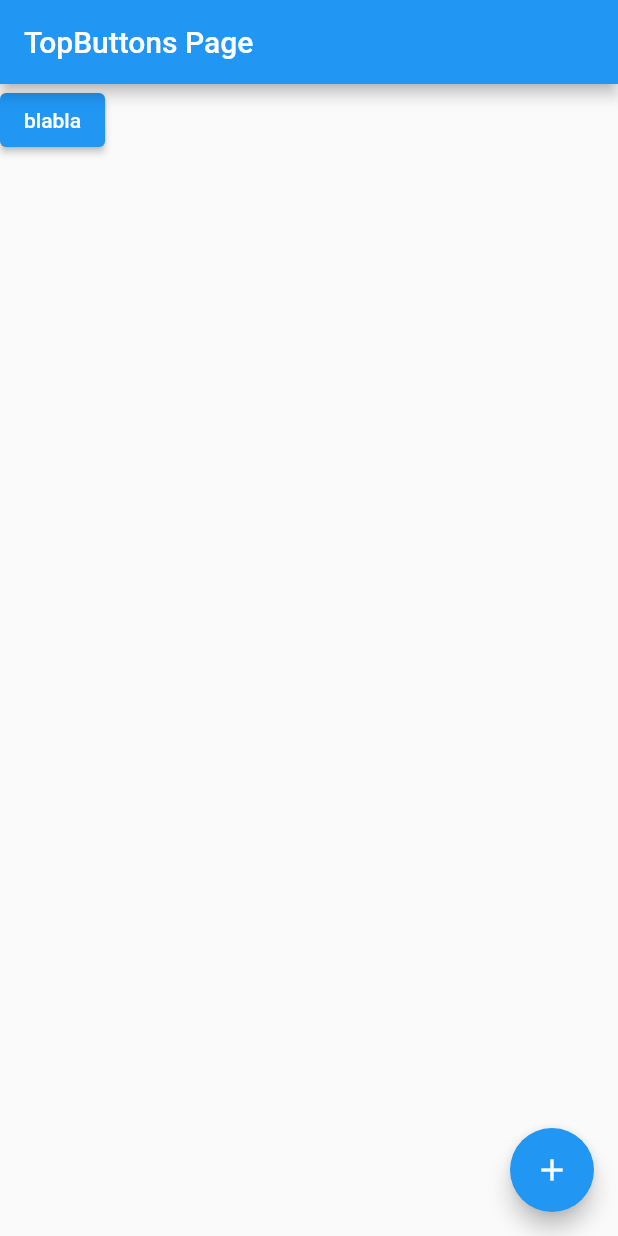
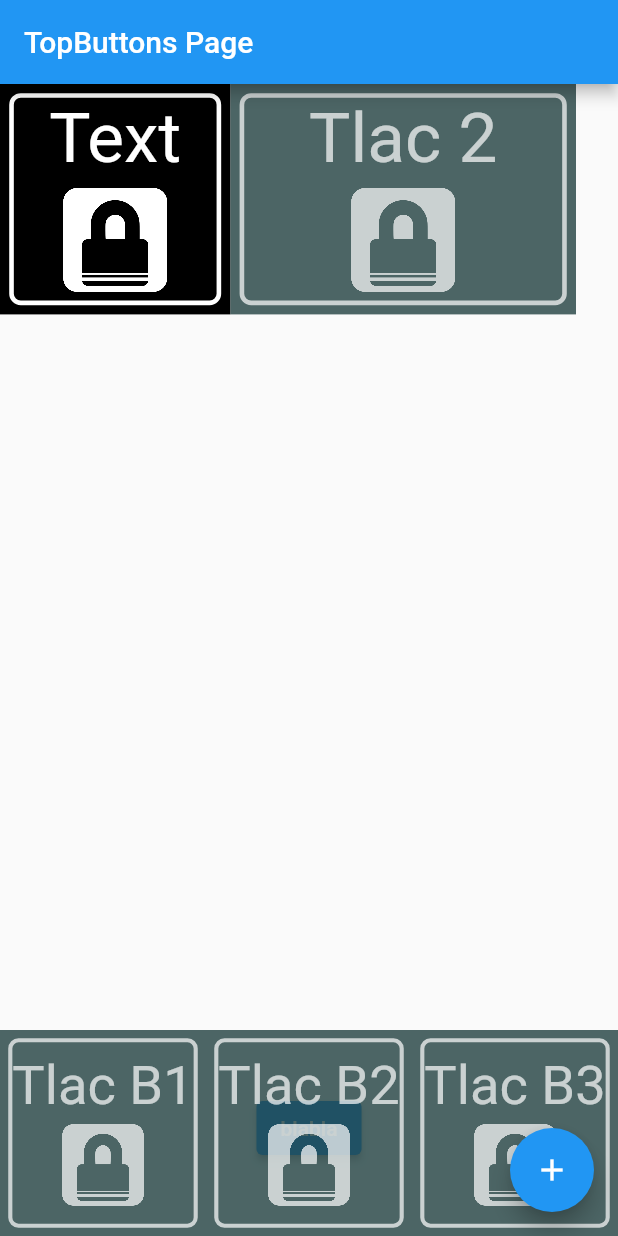
Before and after one commit to milos-prochazka/top_button, a Flutter app: the screen it shows after launch, after a tap on "blabla", on a phone screen of 412 x 824 dp. Run offline on Flutter 3.47's test engine with Material 2 defaults, Android fonts, the light colour scheme and no system bars; missing offline and left inert: lifecycle.

Commit message:
tlacitko na pozadi

```diff
--- a/lib/main.dart
+++ b/lib/main.dart
@@ -94,10 +94,23 @@ class _MyHomePageState extends State<MyHomePage> with LifecycleAware, LifecycleM
             (
               children:
               [
-                ElevatedButton
+                Align
                 (
-                  child: Text('blabla'),
-                  onPressed: () {},
+                  alignment: Alignment.bottomCenter,
+                  heightFactor: 15,
+                  child: ElevatedButton
+                  (
+                    child: Container
+                    (
+                      //height: 200,
+                      //width: 300,
+                      child: Text('blabla'),
+                    ),
+                    onPressed: ()
+                    {
+                      topButtons?.control.visible = !(topButtons?.control.visible ?? true);
+                    },
+                  )
                 ),
                 _buildBody(context)
               ]
@@ -122,7 +135,7 @@ class _MyHomePageState extends State<MyHomePage> with LifecycleAware, LifecycleM
     binderState = PropertyBinderState.createOrChange(PropertyBinder.of(context), binderState);
     binderState!.setOnChange
     (
-'cnt', (binder, property)
+      'cnt', (binder, property)
       {
         print('cnt = ${property.value as double}');
       }
```
Also changed, not shown: lib/PropertyBinder.dart (+19 -2 lines), 1 other file.
